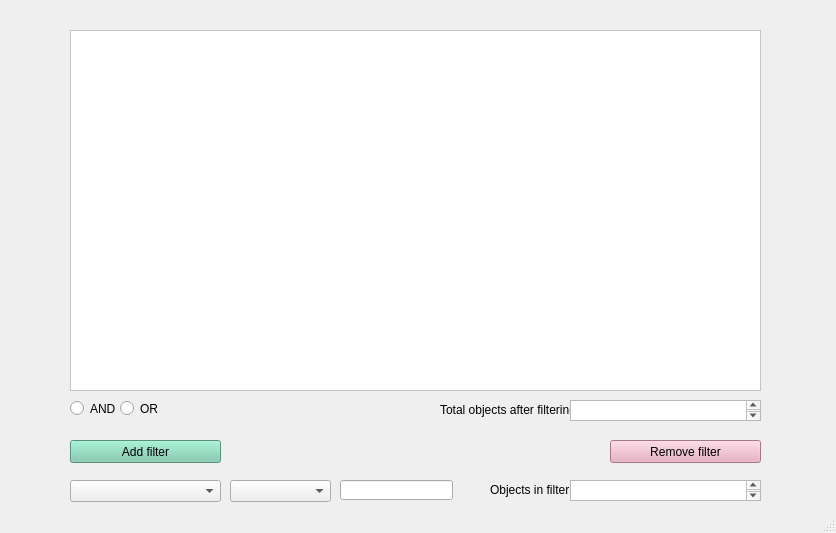
Old version of the form resources/filterManager.ui in the repository awedwards/multiview-image-data-explorer.
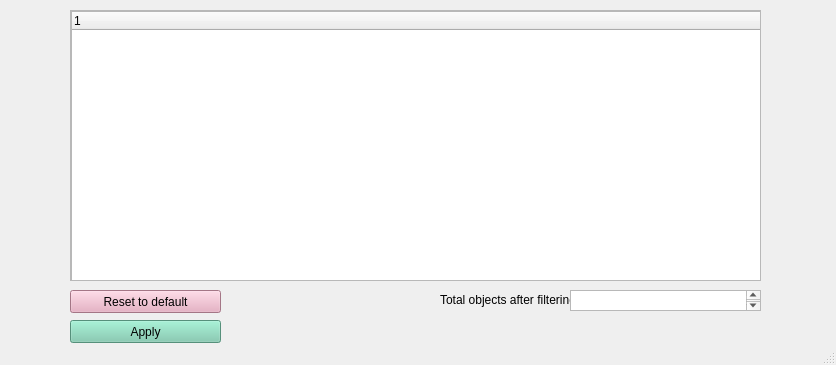
New version of the form.

Patch:
```diff
--- a/resources/filterManager.ui
+++ b/resources/filterManager.ui
@@ -7,7 +7,7 @@
     <x>0</x>
     <y>0</y>
     <width>836</width>
-    <height>533</height>
+    <height>365</height>
    </rect>
   </property>
   <property name="windowTitle">
@@ -18,7 +18,7 @@
     <property name="geometry">
      <rect>
       <x>70</x>
-      <y>440</y>
+      <y>320</y>
       <width>151</width>
       <height>23</height>
      </rect>
@@ -27,14 +27,14 @@
      <string notr="true">background-color: rgb(120, 201, 172);</string>
     </property>
     <property name="text">
-     <string>Add filter</string>
+     <string>Apply</string>
     </property>
    </widget>
    <widget class="QPushButton" name="removeFilterButton">
     <property name="geometry">
      <rect>
-      <x>610</x>
-      <y>440</y>
+      <x>70</x>
+      <y>290</y>
       <width>151</width>
       <height>23</height>
      </rect>
@@ -43,109 +43,14 @@
      <string notr="true">background-color: rgb(230, 165, 187);</string>
     </property>
     <property name="text">
-     <string>Remove filter</string>
+     <string>Reset to default</string>
     </property>
    </widget>
-   <widget class="QTableView" name="FilterManagerTableView">
-    <property name="geometry">
-     <rect>
-      <x>70</x>
-      <y>30</y>
-      <width>691</width>
-      <height>361</height>
-     </rect>
-    </property>
-    <property name="styleSheet">
-     <string notr="true">background-color: rgb(255, 255, 255);</string>
-    </property>
-   </widget>
-   <widget class="QTextBrowser" name="checkResultTextBox">
-    <property name="geometry">
-     <rect>
-      <x>570</x>
-      <y>480</y>
-      <width>191</width>
-      <height>21</height>
-     </rect>
-    </property>
-    <property name="styleSheet">
-     <string notr="true">font: 7pt &quot;MS Shell Dlg 2&quot;;</string>
-    </property>
-   </widget>
-   <widget class="QComboBox" name="objectClassList">
-    <property name="geometry">
-     <rect>
-      <x>70</x>
-      <y>480</y>
-      <width>151</width>
-      <height>22</height>
-     </rect>
-    </property>
-   </widget>
-   <widget class="QComboBox" name="filterLogicList">
-    <property name="geometry">
-     <rect>
-      <x>230</x>
-      <y>480</y>
-      <width>101</width>
-      <height>22</height>
-     </rect>
-    </property>
-   </widget>
-   <widget class="QLineEdit" name="filterValueInput">
-    <property name="geometry">
-     <rect>
-      <x>340</x>
-      <y>480</y>
-      <width>113</width>
-      <height>20</height>
-     </rect>
-    </property>
-   </widget>
-   <widget class="QLabel" name="label">
-    <property name="geometry">
-     <rect>
-      <x>490</x>
-      <y>480</y>
-      <width>81</width>
-      <height>20</height>
-     </rect>
-    </property>
-    <property name="text">
-     <string>Objects in filter</string>
-    </property>
-   </widget>
-   <widget class="QRadioButton" name="ANDRadioButton">
-    <property name="geometry">
-     <rect>
-      <x>70</x>
-      <y>400</y>
-      <width>82</width>
-      <height>17</height>
-     </rect>
-    </property>
-    <property name="text">
-     <string>AND</string>
-    </property>
-   </widget>
-   <widget class="QRadioButton" name="ORRadioButton">
-    <property name="geometry">
-     <rect>
-      <x>120</x>
-      <y>400</y>
-      <width>82</width>
-      <height>17</height>
-     </rect>
-    </property>
-    <property name="text">
-     <string>OR</string>
-    </property>
-   </widget>
-   <widget class="QLabel" name="label_2">
+   <widget class="QLabel" name="totalObjectsLabel">
     <property name="geometry">
      <rect>
       <x>440</x>
-      <y>400</y>
+      <y>290</y>
       <width>131</width>
       <height>20</height>
      </rect>
@@ -158,7 +63,7 @@
     <property name="geometry">
      <rect>
       <x>570</x>
-      <y>400</y>
+      <y>290</y>
       <width>191</width>
       <height>21</height>
      </rect>
@@ -167,6 +72,39 @@
      <string notr="true">font: 7pt &quot;MS Shell Dlg 2&quot;;</string>
     </property>
    </widget>
+   <widget class="QScrollArea" name="scrollArea">
+    <property name="geometry">
+     <rect>
+      <x>70</x>
+      <y>10</y>
+      <width>691</width>
+      <height>271</height>
+     </rect>
+    </property>
+    <property name="widgetResizable">
+     <bool>true</bool>
+    </property>
+    <widget class="QWidget" name="scrollAreaWidgetContents">
+     <property name="geometry">
+      <rect>
+       <x>0</x>
+       <y>0</y>
+       <width>689</width>
+       <height>269</height>
+      </rect>
+     </property>
+     <widget class="QTreeWidget" name="filterObjectsList">
+      <property name="geometry">
+       <rect>
+        <x>0</x>
+        <y>0</y>
+        <width>691</width>
+        <height>271</height>
+       </rect>
+      </property>
+     </widget>
+    </widget>
+   </widget>
   </widget>
   <widget class="QStatusBar" name="statusbar"/>
  </widget>
```
Left out of the diff: 4 changed lines with no effect on the pictures.
